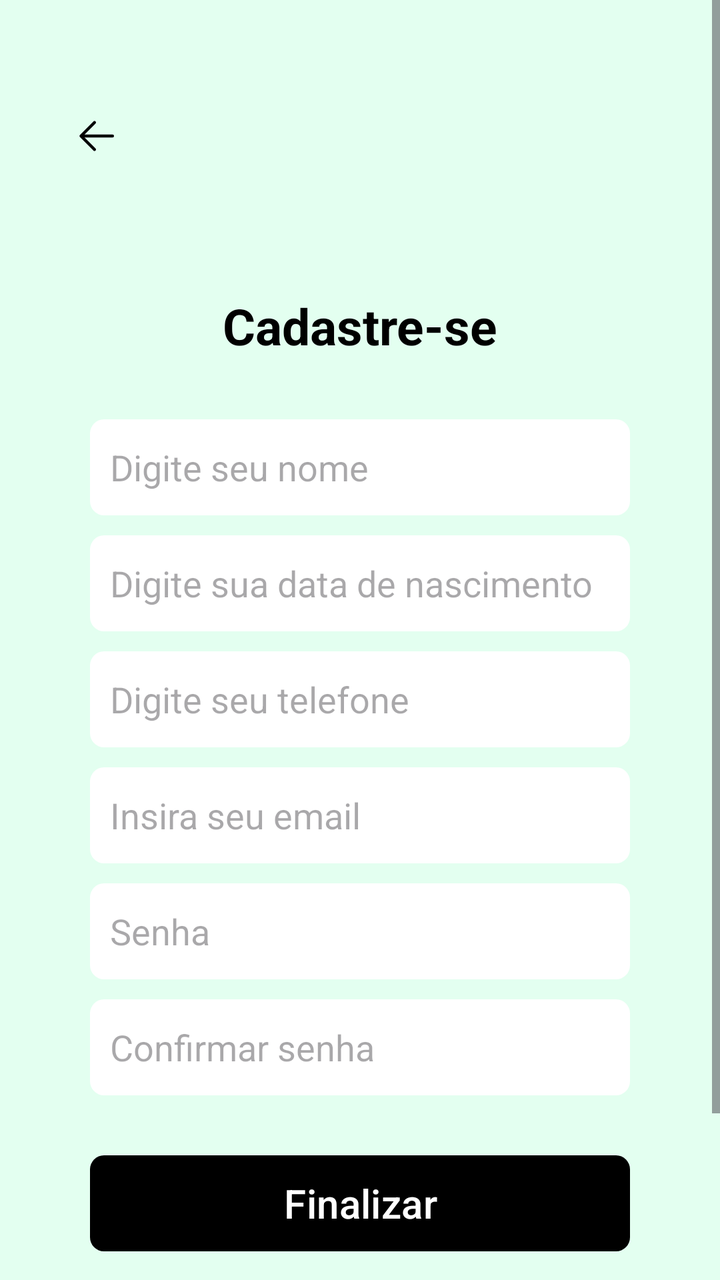
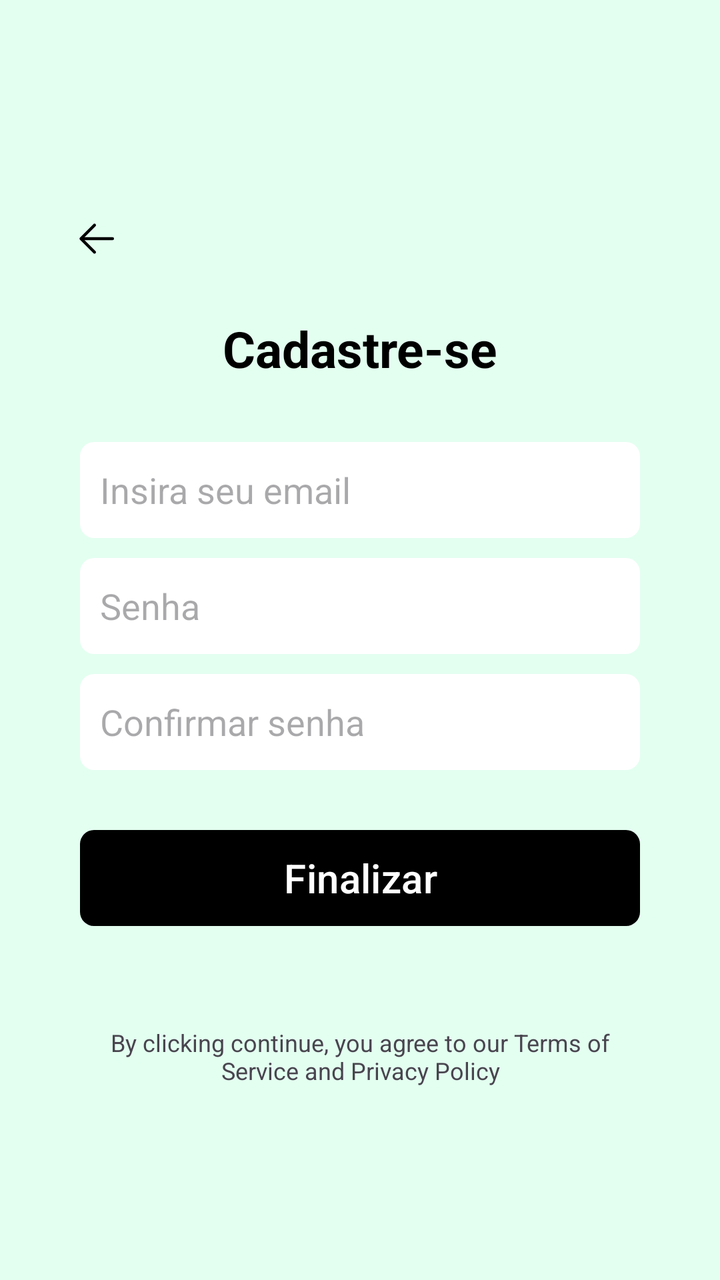

Compare the two renders of this Android layout. The source of the first and the diff that turns it into the second are given below.
<!-- AndroidManifest.xml: application theme Theme.Atividade4 -->
<!-- res/layout/fragment_cadastro.xml -->
<?xml version="1.0" encoding="utf-8"?>
<ScrollView xmlns:android="http://schemas.android.com/apk/res/android"
    xmlns:app="http://schemas.android.com/apk/res-auto"
    xmlns:tools="http://schemas.android.com/tools"
    android:layout_width="match_parent"
    android:layout_height="match_parent"
    tools:context=".registros.FragmentCadastro"
    android:background="#E3FFF0">

    <LinearLayout
        android:id="@+id/linerlayoutcadastro"
        android:layout_width="match_parent"
        android:layout_height="match_parent"
        android:orientation="vertical">

        <Toolbar
            android:id="@+id/toolbar_Cadastro"
            android:layout_width="match_parent"
            android:layout_height="wrap_content"
            android:navigationIcon="@drawable/img_voltar"
            android:layout_marginBottom="5dp"
            android:layout_marginTop="40dp"
            android:layout_marginStart="20dp"
            android:layout_marginEnd="20dp"/>

        <LinearLayout
            android:id="@+id/linearLayout_2"
            android:layout_width="match_parent"
            android:layout_height="match_parent"
            android:orientation="vertical"
            android:padding="25dp"
            android:layout_marginTop="10dp">

            <TextView
                android:id="@+id/textView_Cadastro"
                android:layout_width="match_parent"
                android:layout_height="wrap_content"
                android:text="Cadastre-se"
                android:textColor="@color/black"
                android:textStyle="bold"
                android:textSize="25dp"
                android:layout_marginBottom="20sp"
                android:layout_marginTop="10dp"
                android:textAlignment="center"/>

            <EditText
                android:id="@+id/EdittextNOME"
                android:layout_width="match_parent"
                android:layout_height="48dp"
                android:hint="Digite seu nome"
                android:inputType="text"
                android:background="@drawable/bg_edit_text"
                android:layout_marginStart="20dp"
                android:layout_marginEnd="20dp"
                android:layout_marginTop="10dp"
                android:padding="10dp"/>

            <EditText
                android:id="@+id/EdittextNASCIMENTO"
                android:layout_width="match_parent"
                android:layout_height="48dp"
                android:hint="Digite sua data de nascimento"
                android:inputType="date"
                android:background="@drawable/bg_edit_text"
                android:layout_marginStart="20dp"
                android:layout_marginEnd="20dp"
                android:layout_marginTop="10dp"
                android:padding="10dp"/>

            <EditText
                android:id="@+id/EdittextTELEFONE"
                android:layout_width="match_parent"
                android:layout_height="48dp"
                android:hint="Digite seu telefone"
                android:inputType="phone"
                android:background="@drawable/bg_edit_text"
                android:layout_marginStart="20dp"
                android:layout_marginEnd="20dp"
                android:layout_marginTop="10dp"
                android:padding="10dp"/>

            <EditText
                android:id="@+id/EdittextEMAIL"
                android:layout_width="match_parent"
                android:layout_height="48dp"
                android:hint="Insira seu email"
                android:inputType="textEmailAddress"
                android:background="@drawable/bg_edit_text"
                android:layout_marginStart="20dp"
                android:layout_marginEnd="20dp"
                android:layout_marginTop="10dp"
                android:padding="10dp"/>

            <EditText
                android:id="@+id/EdittextSENHA"
                android:layout_width="match_parent"
                android:layout_height="48dp"
                android:hint="Senha"
                android:inputType="number"
                android:background="@drawable/bg_edit_text"
                android:layout_marginStart="20dp"
                android:layout_marginEnd="20dp"
                android:layout_marginTop="10dp"
                android:padding="10dp"/>

            <EditText
                android:id="@+id/EdittextCONFIRMASENHA"
                android:layout_width="match_parent"
                android:layout_height="48dp"
                android:hint="Confirmar senha"
                android:inputType="number"
                android:background="@drawable/bg_edit_text"
                android:layout_marginStart="20dp"
                android:layout_marginEnd="20dp"
                android:layout_marginTop="10dp"
                android:padding="10dp"/>

            <com.google.android.material.button.MaterialButton
                android:id="@+id/buttnCadastro"
                android:layout_width="match_parent"
                android:layout_height="wrap_content"
                android:text="Finalizar"
                android:textSize="20dp"
                android:layout_marginTop="30dp"
                android:layout_marginStart="20dp"
                android:layout_marginEnd="20dp"
                app:backgroundTint="@null"
                android:background="@drawable/bg_btn"/>

            <TextView
                android:layout_width="match_parent"
                android:layout_height="wrap_content"
                android:layout_marginStart="20dp"
                android:layout_marginTop="45dp"
                android:layout_marginEnd="20dp"
                android:padding="5dp"
                android:text="By clicking continue, you agree to our Terms of Service and Privacy Policy"
                android:textAlignment="center"
                android:textSize="12sp" />

        </LinearLayout>


    </LinearLayout>


</ScrollView>
<!-- resources referenced by this layout -->
<resources>
  <color name="black">#FF000000</color>
  <!-- drawable bg_btn (drawable) -->
  <?xml version="1.0" encoding="utf-8"?>
  <shape xmlns:android="http://schemas.android.com/apk/res/android"
      android:shape="rectangle">
  
      <solid android:color="@color/black"/>
      <corners android:radius="7dp"/>
    
  </shape>
  <!-- drawable bg_edit_text (drawable) -->
  <?xml version="1.0" encoding="utf-8"?>
  <shape xmlns:android="http://schemas.android.com/apk/res/android"
      android:shape="rectangle">
  
      <solid android:color="@color/white"/>
      <corners android:radius="7dp"/>
  
  </shape>
  <!-- drawable img_voltar (drawable) -->
  <vector xmlns:android="http://schemas.android.com/apk/res/android" android:height="24dp" android:viewportHeight="1024" android:viewportWidth="1024" android:width="24dp">
        
      <path android:fillColor="#000000" android:pathData="M224,480h640a32,32 0,1 1,0 64H224a32,32 0,0 1,0 -64z"/>
        
      <path android:fillColor="#000000" android:pathData="m237.2,512 l265.4,265.3a32,32 0,0 1,-45.3 45.3l-288,-288a32,32 0,0 1,0 -45.3l288,-288a32,32 0,1 1,45.3 45.3L237.2,512z"/>
      
  </vector>
  <style name="Theme.Atividade4" parent="Base.Theme.Atividade4" />
  <color name="white">#FFFFFFFF</color>
  <style name="Base.Theme.Atividade4" parent="Theme.Material3.DayNight.NoActionBar">
  
          <item name="colorPrimary">@color/colorPrimary</item>
          <item name="colorAccent">@color/color_details</item>
  
      </style>
  <color name="colorPrimary">#A0CDE3</color>
  <color name="color_details">#A0CDE3</color>
</resources>

<!-- the commit's change to res/layout/fragment_cadastro.xml (unified diff, before → after) -->
@@ -1,5 +1,5 @@
 <?xml version="1.0" encoding="utf-8"?>
-<ScrollView xmlns:android="http://schemas.android.com/apk/res/android"
+<androidx.constraintlayout.widget.ConstraintLayout xmlns:android="http://schemas.android.com/apk/res/android"
     xmlns:app="http://schemas.android.com/apk/res-auto"
     xmlns:tools="http://schemas.android.com/tools"
     android:layout_width="match_parent"
@@ -11,137 +11,93 @@
         android:id="@+id/linerlayoutcadastro"
         android:layout_width="match_parent"
         android:layout_height="match_parent"
-        android:orientation="vertical">
+        android:layout_margin="20dp"
+        android:gravity="center"
+        android:orientation="vertical"
+        app:layout_constraintBottom_toBottomOf="parent"
+        app:layout_constraintEnd_toEndOf="parent"
+        app:layout_constraintStart_toStartOf="parent"
+        app:layout_constraintTop_toTopOf="parent">
 
         <Toolbar
             android:id="@+id/toolbar_Cadastro"
             android:layout_width="match_parent"
             android:layout_height="wrap_content"
-            android:navigationIcon="@drawable/img_voltar"
-            android:layout_marginBottom="5dp"
-            android:layout_marginTop="40dp"
+            android:navigationIcon="@drawable/img_voltar" />
+
+        <TextView
+            android:id="@+id/textView_Cadastro"
+            android:layout_width="match_parent"
+            android:layout_height="wrap_content"
+            android:layout_marginTop="10dp"
+            android:layout_marginBottom="20sp"
+            android:text="Cadastre-se"
+            android:textAlignment="center"
+            android:textColor="@color/black"
+            android:textSize="25dp"
+            android:textStyle="bold" />
+
+        <EditText
+            android:id="@+id/EdittextEMAIL"
+            android:layout_width="match_parent"
+            android:layout_height="48dp"
             android:layout_marginStart="20dp"
-            android:layout_marginEnd="20dp"/>
+            android:layout_marginTop="10dp"
+            android:layout_marginEnd="20dp"
+            android:background="@drawable/bg_edit_text"
+            android:hint="Insira seu email"
+            android:inputType="textEmailAddress"
+            android:padding="10dp" />
 
-        <LinearLayout
-            android:id="@+id/linearLayout_2"
+        <EditText
+            android:id="@+id/EdittextSENHA"
             android:layout_width="match_parent"
-            android:layout_height="match_parent"
-            android:orientation="vertical"
-            android:padding="25dp"
-            android:layout_marginTop="10dp">
+            android:layout_height="48dp"
+            android:layout_marginStart="20dp"
+            android:layout_marginTop="10dp"
+            android:layout_marginEnd="20dp"
+            android:background="@drawable/bg_edit_text"
+            android:hint="Senha"
+            android:inputType="number"
+            android:padding="10dp" />
 
-            <TextView
-                android:id="@+id/textView_Cadastro"
-                android:layout_width="match_parent"
-                android:layout_height="wrap_content"
-                android:text="Cadastre-se"
-                android:textColor="@color/black"
-                android:textStyle="bold"
-                android:textSize="25dp"
-                android:layout_marginBottom="20sp"
-                android:layout_marginTop="10dp"
-                android:textAlignment="center"/>
+        <EditText
+            android:id="@+id/EdittextCONFIRMASENHA"
+            android:layout_width="match_parent"
+            android:layout_height="48dp"
+            android:layout_marginStart="20dp"
+            android:layout_marginTop="10dp"
+            android:layout_marginEnd="20dp"
+            android:background="@drawable/bg_edit_text"
+            android:hint="Confirmar senha"
+            android:inputType="number"
+            android:padding="10dp" />
 
-            <EditText
-                android:id="@+id/EdittextNOME"
-                android:layout_width="match_parent"
-                android:layout_height="48dp"
-                android:hint="Digite seu nome"
-                android:inputType="text"
-                android:background="@drawable/bg_edit_text"
-                android:layout_marginStart="20dp"
-                android:layout_marginEnd="20dp"
-                android:layout_marginTop="10dp"
-                android:padding="10dp"/>
+        <com.google.android.material.button.MaterialButton
+            android:id="@+id/buttnCadastro"
+            android:layout_width="match_parent"
+            android:layout_height="wrap_content"
+            android:layout_marginStart="20dp"
+            android:layout_marginTop="30dp"
+            android:layout_marginEnd="20dp"
+            android:background="@drawable/bg_btn"
+            android:text="Finalizar"
+            android:textSize="20dp"
+            app:backgroundTint="@null" />
 
-            <EditText
-                android:id="@+id/EdittextNASCIMENTO"
-                android:layout_width="match_parent"
-                android:layout_height="48dp"
-                android:hint="Digite sua data de nascimento"
-                android:inputType="date"
-                android:background="@drawable/bg_edit_text"
-                android:layout_marginStart="20dp"
-                android:layout_marginEnd="20dp"
-                android:layout_marginTop="10dp"
-                android:padding="10dp"/>
-
-            <EditText
-                android:id="@+id/EdittextTELEFONE"
-                android:layout_width="match_parent"
-                android:layout_height="48dp"
-                android:hint="Digite seu telefone"
-                android:inputType="phone"
-                android:background="@drawable/bg_edit_text"
-                android:layout_marginStart="20dp"
-                android:layout_marginEnd="20dp"
-                android:layout_marginTop="10dp"
-                android:padding="10dp"/>
-
-            <EditText
-                android:id="@+id/EdittextEMAIL"
-                android:layout_width="match_parent"
-                android:layout_height="48dp"
-                android:hint="Insira seu email"
-                android:inputType="textEmailAddress"
-                android:background="@drawable/bg_edit_text"
-                android:layout_marginStart="20dp"
-                android:layout_marginEnd="20dp"
-                android:layout_marginTop="10dp"
-                android:padding="10dp"/>
-
-            <EditText
-                android:id="@+id/EdittextSENHA"
-                android:layout_width="match_parent"
-                android:layout_height="48dp"
-                android:hint="Senha"
-                android:inputType="number"
-                android:background="@drawable/bg_edit_text"
-                android:layout_marginStart="20dp"
-                android:layout_marginEnd="20dp"
-                android:layout_marginTop="10dp"
-                android:padding="10dp"/>
-
-            <EditText
-                android:id="@+id/EdittextCONFIRMASENHA"
-                android:layout_width="match_parent"
-                android:layout_height="48dp"
-                android:hint="Confirmar senha"
-                android:inputType="number"
-                android:background="@drawable/bg_edit_text"
-                android:layout_marginStart="20dp"
-                android:layout_marginEnd="20dp"
-                android:layout_marginTop="10dp"
-                android:padding="10dp"/>
-
-            <com.google.android.material.button.MaterialButton
-                android:id="@+id/buttnCadastro"
-                android:layout_width="match_parent"
-                android:layout_height="wrap_content"
-                android:text="Finalizar"
-                android:textSize="20dp"
-                android:layout_marginTop="30dp"
-                android:layout_marginStart="20dp"
-                android:layout_marginEnd="20dp"
-                app:backgroundTint="@null"
-                android:background="@drawable/bg_btn"/>
-
-            <TextView
-                android:layout_width="match_parent"
-                android:layout_height="wrap_content"
-                android:layout_marginStart="20dp"
-                android:layout_marginTop="45dp"
-                android:layout_marginEnd="20dp"
-                android:padding="5dp"
-                android:text="By clicking continue, you agree to our Terms of Service and Privacy Policy"
-                android:textAlignment="center"
-                android:textSize="12sp" />
-
-        </LinearLayout>
+        <TextView
+            android:layout_width="match_parent"
+            android:layout_height="wrap_content"
+            android:layout_marginStart="20dp"
+            android:layout_marginTop="45dp"
+            android:layout_marginEnd="20dp"
+            android:padding="5dp"
+            android:text="By clicking continue, you agree to our Terms of Service and Privacy Policy"
+            android:textAlignment="center"
+            android:textSize="12sp" />
 
 
     </LinearLayout>
 
 
-</ScrollView>
+</androidx.constraintlayout.widget.ConstraintLayout>
